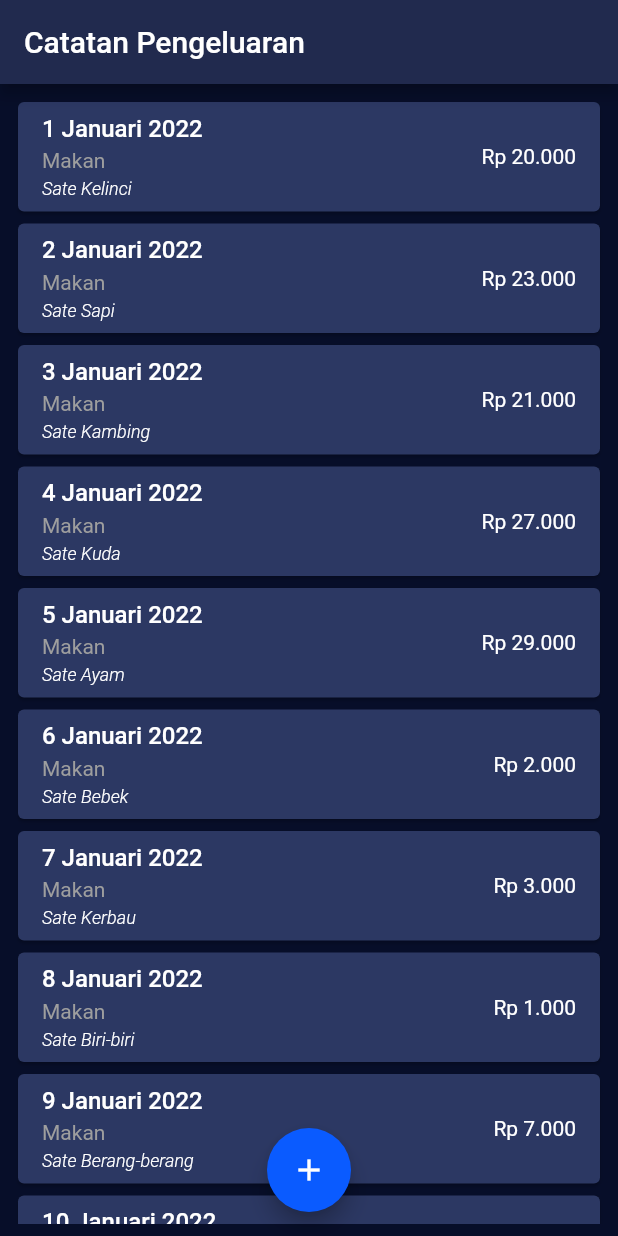
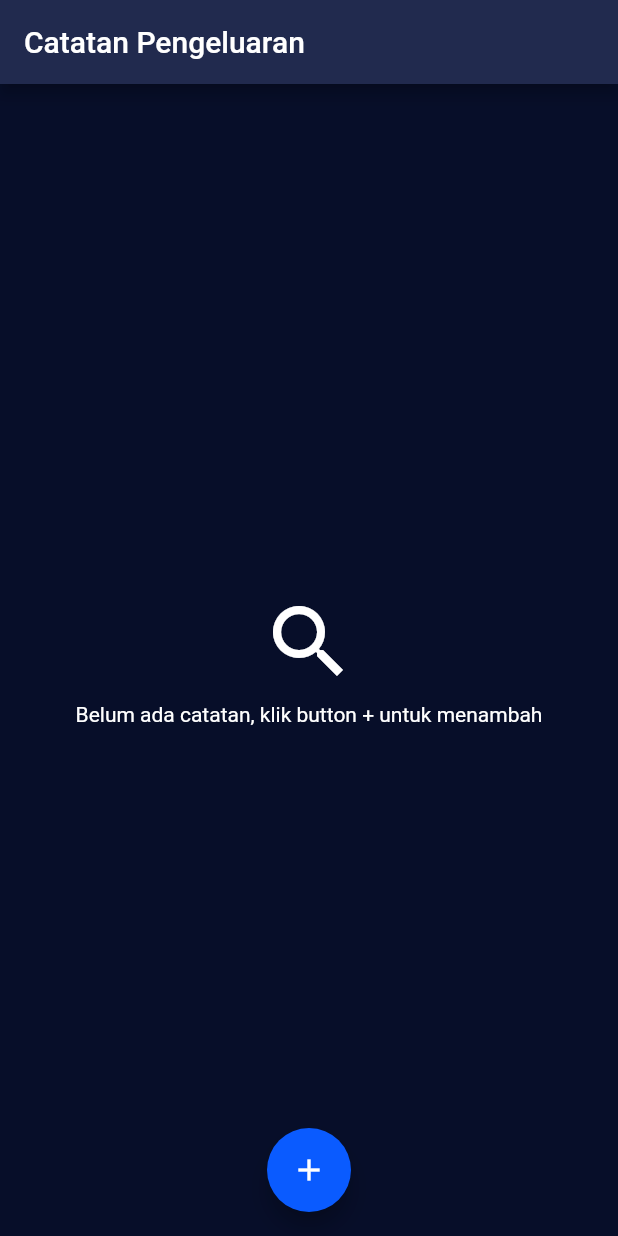
Before and after one commit to sampurnoaji/mobile_catat_keuangan, a Flutter app: the screen it shows after launch, on a phone screen of 412 x 824 dp. Run offline on Flutter 3.47's test engine with Material 2 defaults, Android fonts, the phone set to English and light mode, and no system bars.

Commit message:
snackbar

```diff
--- a/lib/main.dart
+++ b/lib/main.dart
@@ -10,7 +10,6 @@ void main() {
 class MyApp extends StatelessWidget {
   const MyApp({Key? key}) : super(key: key);
 
-  // This widget is the root of your application.
   @override
   Widget build(BuildContext context) {
     return MaterialApp(
@@ -44,7 +43,7 @@ class MyApp extends StatelessWidget {
               color: Colors.white,
             ),
           )),
-      home: RecordListPage(),
+      home: const RecordListPage(),
     );
   }
 }
--- a/lib/ui/dummy_data.dart
+++ b/lib/ui/dummy_data.dart
@@ -6,49 +6,4 @@ final records = <Record>[
       category: 'Makan',
       amount: 20000,
       note: 'Sate Kelinci'),
-  Record(
-      date: '2 Januari 2022',
-      category: 'Makan',
-      amount: 23000,
-      note: 'Sate Sapi'),
-  Record(
-      date: '3 Januari 2022',
-      category: 'Makan',
-      amount: 21000,
-      note: 'Sate Kambing'),
-  Record(
-      date: '4 Januari 2022',
-      category: 'Makan',
-      amount: 27000,
-      note: 'Sate Kuda'),
-  Record(
-      date: '5 Januari 2022',
-      category: 'Makan',
-      amount: 29000,
-      note: 'Sate Ayam'),
-  Record(
-      date: '6 Januari 2022',
-      category: 'Makan',
-      amount: 2000,
-      note: 'Sate Bebek'),
-  Record(
-      date: '7 Januari 2022',
-      category: 'Makan',
-      amount: 3000,
-      note: 'Sate Kerbau'),
-  Record(
-      date: '8 Januari 2022',
-      category: 'Makan',
-      amount: 1000,
-      note: 'Sate Biri-biri'),
-  Record(
-      date: '9 Januari 2022',
-      category: 'Makan',
-      amount: 7000,
-      note: 'Sate Berang-berang'),
-  Record(
-      date: '10 Januari 2022',
-      category: 'Makan',
-      amount: 9000,
-      note: 'Sate Kunang-kunang'),
 ];
--- a/lib/ui/page/add/record_add_page.dart
+++ b/lib/ui/page/add/record_add_page.dart
@@ -28,12 +28,12 @@ class _RecordAddPageState extends State<RecordAddPage> {
     return Scaffold(
         appBar: AppBar(
           backgroundColor: AppColors.BG_NORMAL,
-          title: Text('Tambah Catatan'),
+          title: const Text('Tambah Catatan'),
         ),
         backgroundColor: AppColors.BG_DARK,
         body: SingleChildScrollView(
           child: Container(
-            margin: EdgeInsets.all(32),
+            margin: const EdgeInsets.all(32),
             child: Column(
               children: [
                 EditTextView(
@@ -42,14 +42,14 @@ class _RecordAddPageState extends State<RecordAddPage> {
                     date = value;
                   },
                 ),
-                SizedBox(height: 16),
+                const SizedBox(height: 16),
                 EditTextView(
                   label: 'Kategori',
                   onChanged: (value) {
                     category = value;
                   },
                 ),
-                SizedBox(height: 16),
+                const SizedBox(height: 16),
                 EditTextView(
                   label: 'Rupiah',
                   onChanged: (value) {
@@ -57,20 +57,20 @@ class _RecordAddPageState extends State<RecordAddPage> {
                   },
                   keyboardType: TextInputType.number,
                 ),
-                SizedBox(height: 16),
+                const SizedBox(height: 16),
                 EditTextView(
                   label: 'Catatan',
                   onChanged: (value) {
                     note = value;
                   },
                 ),
-                SizedBox(height: 8),
+                const SizedBox(height: 8),
                 Text(
                   (isErrorForm) ? 'Lengkapi isian form' : '',
-                  style: TextStyle(color: Colors.redAccent),
+                  style: const TextStyle(color: Colors.redAccent),
                 ),
-                SizedBox(height: 32),
-                Container(
+                const SizedBox(height: 32),
+                SizedBox(
                   width: double.infinity,
                   height: 50,
                   child: ElevatedButton(
@@ -84,12 +84,12 @@ class _RecordAddPageState extends State<RecordAddPage> {
                           setError(true);
                         }
                       },
-                      child: Text('Simpan'),
+                      child: const Text('Simpan'),
                       style: ButtonStyle(
                         backgroundColor:
                             MaterialStateProperty.all(AppColors.BLUE_NORMAL),
                         shape: MaterialStateProperty.all(
-                          RoundedRectangleBorder(
+                          const RoundedRectangleBorder(
                             borderRadius: BorderRadius.all(Radius.circular(16)),
                           ),
                         ),
--- a/lib/ui/page/list/record_list_page.dart
+++ b/lib/ui/page/list/record_list_page.dart
@@ -5,33 +5,50 @@ import '../../dummy_data.dart';
 import '../add/record_add_page.dart';
 import '../../widget/card_record_view.dart';
 
-class RecordListPage extends StatelessWidget {
+class RecordListPage extends StatefulWidget {
   const RecordListPage({Key? key}) : super(key: key);
+
+  @override
+  State<RecordListPage> createState() => _RecordListPageState();
+}
+
+class _RecordListPageState extends State<RecordListPage> {
+  bool isAlreadyAddRecord = false;
 
   @override
   Widget build(BuildContext context) {
     return Scaffold(
       appBar: AppBar(
-        // backgroundColor: AppColors.BG_NORMAL,
-        title: Text('Catatan Pengeluaran'),
+        title: const Text('Catatan Pengeluaran'),
       ),
       backgroundColor: AppColors.BG_DARK,
       floatingActionButton: FloatingActionButton(
         backgroundColor: AppColors.BLUE_NORMAL,
-        child: Icon(Icons.add),
+        child: const Icon(Icons.add),
         onPressed: () {
           _addRecord(context);
         },
       ),
       floatingActionButtonLocation: FloatingActionButtonLocation.centerFloat,
       body: Container(
-        padding: EdgeInsets.symmetric(horizontal: 8, vertical: 8),
-        child: ListView(children: [
-          for (final record in records)
-            CardRecordView(
-              record: record,
-            )
-        ]),
+        padding: const EdgeInsets.symmetric(horizontal: 8, vertical: 8),
+        child: (isAlreadyAddRecord)
+            ? ListView(children: [
+                for (final record in records)
+                  CardRecordView(
+                    record: record,
+                  )
+              ])
+            : Center(
+                child: Column(
+                  mainAxisAlignment: MainAxisAlignment.center,
+                  children: const [
+                    Icon(Icons.search, color: Colors.white, size: 64),
+                    SizedBox(height: 8),
+                    Text('Belum ada catatan, klik button + untuk menambah'),
+                  ],
+                ),
+              ),
       ),
     );
   }
@@ -39,14 +56,18 @@ class RecordListPage extends StatelessWidget {
   Future<void> _addRecord(BuildContext context) async {
     final result = await Navigator.push(
       context,
-      // Create the SelectionScreen in the next step.
       MaterialPageRoute(builder: (context) => const RecordAddPage()),
     );
     if (result) {
       ScaffoldMessenger.of(context)
         ..removeCurrentSnackBar()
-        ..showSnackBar(SnackBar(content: Text('Catatan berhasil ditambahkan'),
-          backgroundColor: Colors.green,));
+        ..showSnackBar(const SnackBar(
+          content: Text('Catatan berhasil ditambahkan'),
+          backgroundColor: Colors.green,
+        ));
+      setState(() {
+        isAlreadyAddRecord = true;
+      });
     }
   }
 }
```
